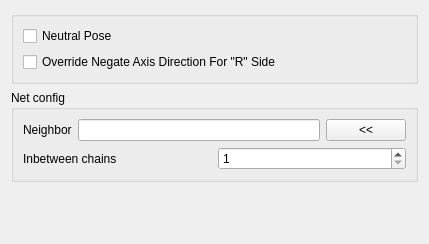
This is scripts/mgear/shifter_classic_components/chain_net_01/settingsUI.ui in mgear-dev/shifter_classic_components as Qt 5 draws it before an edit. The edited form follows.
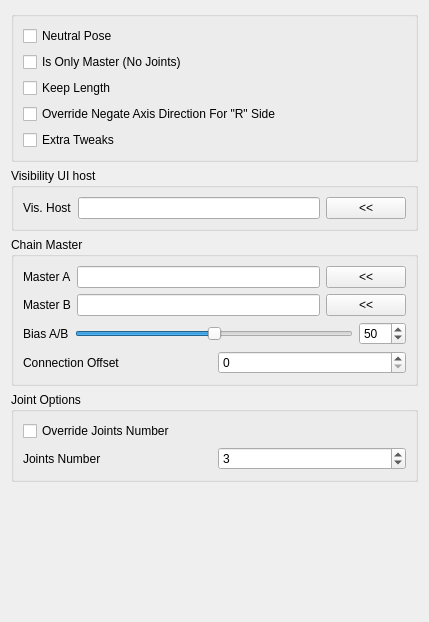
This is the edited form.

Commit message: shifter_classic_components: New Component: chain_net_01 closes #42

```diff
--- a/scripts/mgear/shifter_classic_components/chain_net_01/settingsUI.ui
+++ b/scripts/mgear/shifter_classic_components/chain_net_01/settingsUI.ui
@@ -7,77 +7,14 @@
     <x>0</x>
     <y>0</y>
     <width>429</width>
-    <height>244</height>
+    <height>622</height>
    </rect>
   </property>
   <property name="windowTitle">
    <string>Form</string>
   </property>
   <layout class="QGridLayout" name="gridLayout">
-   <item row="1" column="0">
-    <widget class="QGroupBox" name="groupBox_3">
-     <property name="sizePolicy">
-      <sizepolicy hsizetype="Minimum" vsizetype="Minimum">
-       <horstretch>0</horstretch>
-       <verstretch>0</verstretch>
-      </sizepolicy>
-     </property>
-     <property name="title">
-      <string>Net config</string>
-     </property>
-     <layout class="QGridLayout" name="gridLayout_4">
-      <item row="0" column="0">
-       <layout class="QHBoxLayout" name="horizontalLayout_2">
-        <item>
-         <widget class="QLabel" name="label">
-          <property name="text">
-           <string>Neighbor</string>
-          </property>
-         </widget>
-        </item>
-        <item>
-         <widget class="QLineEdit" name="neighbor_lineEdit"/>
-        </item>
-        <item>
-         <widget class="QPushButton" name="neighbor_pushButton">
-          <property name="text">
-           <string>&lt;&lt;</string>
-          </property>
-         </widget>
-        </item>
-       </layout>
-      </item>
-      <item row="1" column="0">
-       <layout class="QHBoxLayout" name="horizontalLayout_6">
-        <item>
-         <widget class="QLabel" name="inbetween_label">
-          <property name="text">
-           <string>Inbetween chains</string>
-          </property>
-         </widget>
-        </item>
-        <item>
-         <widget class="QSpinBox" name="inbetweenChains_spinBox">
-          <property name="toolTip">
-           <string>&lt;html&gt;&lt;head/&gt;&lt;body&gt;&lt;p&gt;&lt;br/&gt;&lt;/p&gt;&lt;/body&gt;&lt;/html&gt;</string>
-          </property>
-          <property name="minimum">
-           <number>1</number>
-          </property>
-          <property name="maximum">
-           <number>9999</number>
-          </property>
-          <property name="value">
-           <number>1</number>
-          </property>
-         </widget>
-        </item>
-       </layout>
-      </item>
-     </layout>
-    </widget>
-   </item>
-   <item row="2" column="0">
+   <item row="4" column="0">
     <spacer name="verticalSpacer">
      <property name="orientation">
       <enum>Qt::Vertical</enum>
@@ -90,6 +27,171 @@
      </property>
     </spacer>
    </item>
+   <item row="3" column="0">
+    <widget class="QGroupBox" name="groupBox_2">
+     <property name="title">
+      <string>Joint Options</string>
+     </property>
+     <layout class="QGridLayout" name="gridLayout_3">
+      <item row="0" column="0">
+       <widget class="QCheckBox" name="overrideJntNb_checkBox">
+        <property name="text">
+         <string notr="true">Override Joints Number</string>
+        </property>
+       </widget>
+      </item>
+      <item row="1" column="0">
+       <layout class="QHBoxLayout" name="horizontalLayout">
+        <item>
+         <widget class="QLabel" name="jntNb_label">
+          <property name="text">
+           <string>Joints Number</string>
+          </property>
+         </widget>
+        </item>
+        <item>
+         <widget class="QSpinBox" name="jntNb_spinBox">
+          <property name="minimum">
+           <number>1</number>
+          </property>
+          <property name="value">
+           <number>3</number>
+          </property>
+         </widget>
+        </item>
+       </layout>
+      </item>
+     </layout>
+    </widget>
+   </item>
+   <item row="2" column="0">
+    <widget class="QGroupBox" name="groupBox_3">
+     <property name="sizePolicy">
+      <sizepolicy hsizetype="Minimum" vsizetype="Minimum">
+       <horstretch>0</horstretch>
+       <verstretch>0</verstretch>
+      </sizepolicy>
+     </property>
+     <property name="title">
+      <string>Chain Master</string>
+     </property>
+     <layout class="QGridLayout" name="gridLayout_4">
+      <item row="1" column="0">
+       <layout class="QHBoxLayout" name="horizontalLayout_4">
+        <item>
+         <widget class="QLabel" name="label_3">
+          <property name="text">
+           <string>Master B</string>
+          </property>
+         </widget>
+        </item>
+        <item>
+         <widget class="QLineEdit" name="masterB_lineEdit"/>
+        </item>
+        <item>
+         <widget class="QPushButton" name="masterB_pushButton">
+          <property name="text">
+           <string>&lt;&lt;</string>
+          </property>
+         </widget>
+        </item>
+       </layout>
+      </item>
+      <item row="0" column="0">
+       <layout class="QHBoxLayout" name="horizontalLayout_2">
+        <item>
+         <widget class="QLabel" name="label">
+          <property name="text">
+           <string>Master A</string>
+          </property>
+         </widget>
+        </item>
+        <item>
+         <widget class="QLineEdit" name="masterA_lineEdit"/>
+        </item>
+        <item>
+         <widget class="QPushButton" name="masterA_pushButton">
+          <property name="text">
+           <string>&lt;&lt;</string>
+          </property>
+         </widget>
+        </item>
+       </layout>
+      </item>
+      <item row="3" column="0">
+       <layout class="QHBoxLayout" name="horizontalLayout_5">
+        <item>
+         <widget class="QLabel" name="jntNb_label_2">
+          <property name="text">
+           <string>Connection Offset</string>
+          </property>
+         </widget>
+        </item>
+        <item>
+         <widget class="QSpinBox" name="cnxOffset_spinBox">
+          <property name="toolTip">
+           <string>&lt;html&gt;&lt;head/&gt;&lt;body&gt;&lt;p&gt;Index value to offset the connection between the Master chains and the slave chain. For example if the slave chain need to start the rotation from the second segment of the master chain, the offset will be 1.&lt;/p&gt;&lt;p&gt;&lt;span style=&quot; font-weight:600;&quot;&gt;WARNING&lt;/span&gt;: If connection is out of index, will fallback to connect to the latest section in the master&lt;/p&gt;&lt;/body&gt;&lt;/html&gt;</string>
+          </property>
+          <property name="minimum">
+           <number>0</number>
+          </property>
+          <property name="maximum">
+           <number>9999</number>
+          </property>
+          <property name="value">
+           <number>0</number>
+          </property>
+         </widget>
+        </item>
+       </layout>
+      </item>
+      <item row="2" column="0">
+       <layout class="QHBoxLayout" name="horizontalLayout_7">
+        <item>
+         <layout class="QHBoxLayout" name="horizontalLayout_6">
+          <item>
+           <widget class="QLabel" name="jntNb_label_3">
+            <property name="text">
+             <string>Bias A/B</string>
+            </property>
+           </widget>
+          </item>
+          <item>
+           <widget class="QSlider" name="bias_slider">
+            <property name="minimumSize">
+             <size>
+              <width>0</width>
+              <height>15</height>
+             </size>
+            </property>
+            <property name="maximum">
+             <number>100</number>
+            </property>
+            <property name="value">
+             <number>50</number>
+            </property>
+            <property name="orientation">
+             <enum>Qt::Horizontal</enum>
+            </property>
+           </widget>
+          </item>
+          <item>
+           <widget class="QSpinBox" name="bias_spinBox">
+            <property name="maximum">
+             <number>100</number>
+            </property>
+            <property name="value">
+             <number>50</number>
+            </property>
+           </widget>
+          </item>
+         </layout>
+        </item>
+       </layout>
+      </item>
+     </layout>
+    </widget>
+   </item>
    <item row="0" column="0">
     <widget class="QGroupBox" name="groupBox">
      <property name="title">
@@ -105,6 +207,20 @@
           </property>
          </widget>
         </item>
+        <item>
+         <widget class="QCheckBox" name="onlyMaster_checkBox">
+          <property name="text">
+           <string notr="true">Is Only Master (No Joints)</string>
+          </property>
+         </widget>
+        </item>
+        <item>
+         <widget class="QCheckBox" name="keepLength_checkBox">
+          <property name="text">
+           <string notr="true">Keep Length</string>
+          </property>
+         </widget>
+        </item>
         <item>
          <widget class="QCheckBox" name="overrideNegate_checkBox">
           <property name="text">
@@ -112,6 +228,56 @@
           </property>
          </widget>
         </item>
+        <item>
+         <widget class="QCheckBox" name="extraTweak_checkBox">
+          <property name="text">
+           <string notr="true">Extra Tweaks</string>
+          </property>
+         </widget>
+        </item>
+       </layout>
+      </item>
+     </layout>
+    </widget>
+   </item>
+   <item row="1" column="0">
+    <widget class="QGroupBox" name="groupBox_4">
+     <property name="sizePolicy">
+      <sizepolicy hsizetype="Minimum" vsizetype="Minimum">
+       <horstretch>0</horstretch>
+       <verstretch>0</verstretch>
+      </sizepolicy>
+     </property>
+     <property name="title">
+      <string>Visibility UI host</string>
+     </property>
+     <layout class="QGridLayout" name="gridLayout_5">
+      <item row="0" column="0">
+       <layout class="QHBoxLayout" name="horizontalLayout_3">
+        <item>
+         <widget class="QLabel" name="label_2">
+          <property name="text">
+           <string>Vis. Host</string>
+          </property>
+         </widget>
+        </item>
+        <item>
+         <widget class="QLineEdit" name="visHost_lineEdit">
+          <property name="toolTip">
+           <string>&lt;html&gt;&lt;head/&gt;&lt;body&gt;&lt;p&gt;In some situations the visibility channel controls  for FK and IK controls needs to be separated of the other component control channels.&lt;/p&gt;&lt;p&gt;If a host is set here will use this host as UI host for visibility channels. If nothing is set will use the regular UI host configuration.&lt;/p&gt;&lt;/body&gt;&lt;/html&gt;</string>
+          </property>
+         </widget>
+        </item>
+        <item>
+         <widget class="QPushButton" name="visHost_pushButton">
+          <property name="toolTip">
+           <string>&lt;html&gt;&lt;head/&gt;&lt;body&gt;&lt;p&gt;In some situations the visibility channel controls  for FK and IK controls needs to be separated of the other component control channels.&lt;/p&gt;&lt;p&gt;If a host is set here will use this host as UI host for visibility channels. If nothing is set will use the regular UI host configuration.&lt;/p&gt;&lt;/body&gt;&lt;/html&gt;</string>
+          </property>
+          <property name="text">
+           <string>&lt;&lt;</string>
+          </property>
+         </widget>
+        </item>
        </layout>
       </item>
      </layout>
```
Left out of the diff: 35 changed lines with no effect on the pictures. The commit also changes 3 other files.
